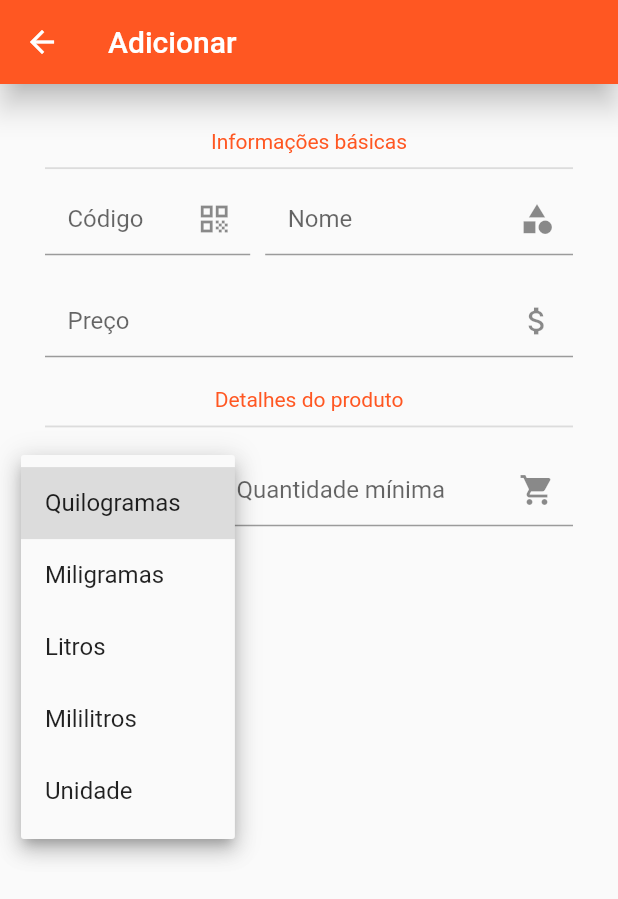
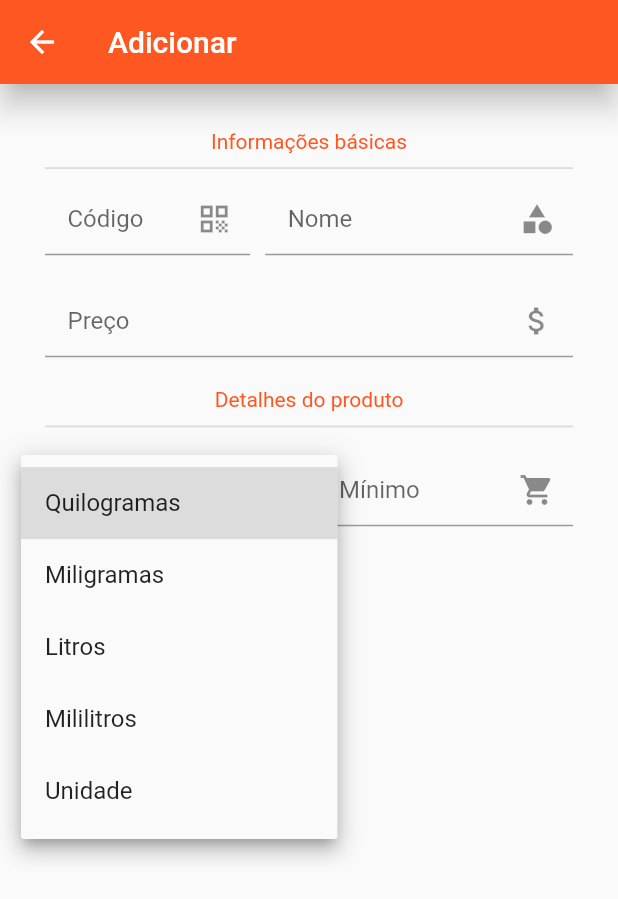
Before and after one commit to eakeur/Comies, a Flutter app: the DetailedScreen screen opened directly, after a tap on the "arrow drop down" icon, on a phone screen of 412 x 824 dp. Shown: the top 899 px of the screen. Run offline on Flutter 3.47's test engine with Material 2 defaults, Android fonts, the phone set to English and light mode, and no system bars; our stand-ins replace carousel_slider, sembast, sembast_web; missing offline and left inert: dart:ffi; accounts and stored records are empty.

Commit message:
Last changes...

```diff
--- a/views/lib/components/async.comp.dart
+++ b/views/lib/components/async.comp.dart
@@ -23,6 +23,7 @@ class AsyncComponent extends StatefulWidget {
 }
 
 class Async extends State<AsyncComponent> {
+  bool visible = false;
   bool isDataNullOrEmpty() {
     var tgt = widget.data;
     if (tgt != null) {
--- a/views/lib/services/products.service.dart
+++ b/views/lib/services/products.service.dart
@@ -3,7 +3,6 @@ import 'package:comies_entities/comies_entities.dart';
 
 class ProductsService extends GeneralService<Product> {
   dynamic _context;
-  List<Product> products = [];
 
   ProductsService() {
     this.path = 'products';
@@ -26,7 +25,6 @@ class ProductsService extends GeneralService<Product> {
           prods.add(_deserializeMap(item));
         }
       }
-      products = prods;
       return prods;
     } catch (e) {
       notify(res, _context);
@@ -83,7 +81,7 @@ class ProductsService extends GeneralService<Product> {
         prod.id = map['id'];
         prod.name = map['name'];
         prod.code = map['code'];
-        prod.min = map['min'];
+        prod.min = map['min'].toDouble();
         prod.active = map["active"];
         prod.orders = map['orders'];
         prod.price = map['price'].toDouble();
--- a/views/lib/utils/declarations/environment.dart
+++ b/views/lib/utils/declarations/environment.dart
@@ -1,5 +1,5 @@
 // ignore: non_constant_identifier_names
-String URL = "http://100.64.48.11:8080";
-String onlineURL = "http://100.64.48.11:8080";
+String URL = "http://100.64.14.32:8080";
+String onlineURL = "http://100.64.14.32:8080";
 String access;
 int widthDivisor = 700;
--- a/views/lib/views/products/form.comp.dart
+++ b/views/lib/views/products/form.comp.dart
@@ -157,7 +157,7 @@ class ProductForm extends State<ProductFormComponent> {
               Row(
                 children: [
                   Expanded(
-                      flex: 30,
+                      flex: 50,
                       child: Column(children: [
                         SizedBox(height: 17),
                         DropdownButton(
@@ -180,12 +180,12 @@ class ProductForm extends State<ProductFormComponent> {
                       ])),
                   SizedBox(width: 10),
                   Expanded(
-                    flex: 70,
+                    flex: 50,
                     child: TextFormField(
                         controller: minController,
                         keyboardType: TextInputType.number,
                         decoration: decorateField(
-                            "Quantidade mínima", Icons.shopping_cart),
+                            "Mínimo", Icons.shopping_cart),
                         maxLines: 1),
                   ),
                 ],
```
Also changed, not shown: views/lib/views/products/products.screen.dart (+16 -4 lines).
